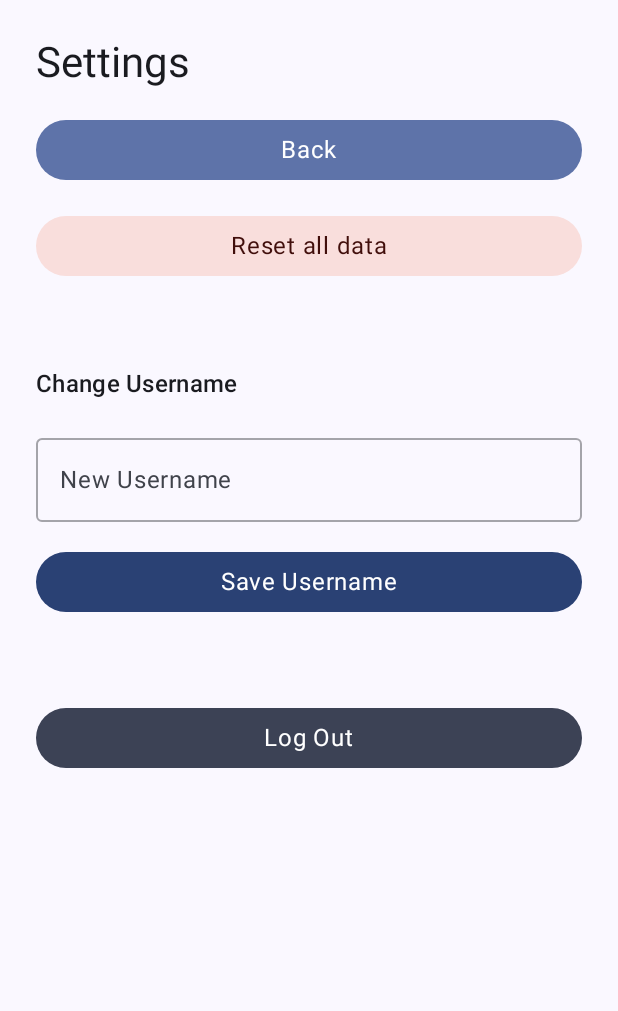
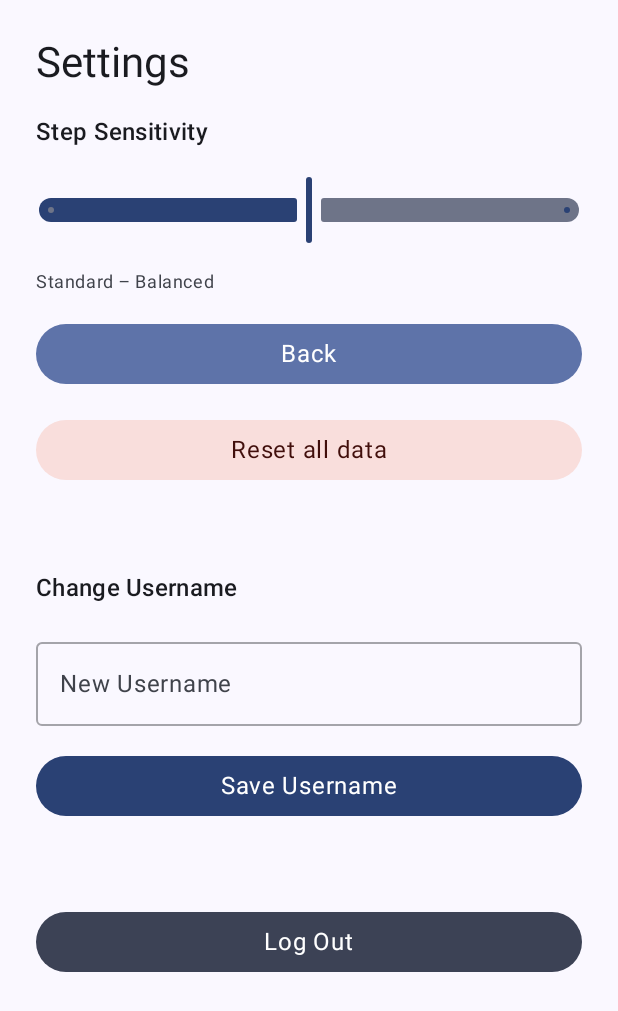
Before and after one commit to alv77/StepPet, an Android app built with Jetpack Compose: the SettingsScreen screen opened through its navigation route, on a phone screen of 412 x 824 dp. Shown: the top 1011 px of the screen. Run offline under Robolectric (Android 15) with nearby library versions, the phone set to English and light mode, and no system bars; our stand-ins replace AdMob, Firebase (no records; nobody signed in at launch, a user with empty details on screens opened directly), Room's generated code; libraries missing offline, so code that uses them is left out: io.grpc; 4 statements that could not run were skipped.

Commit message:
StepTracker Sensitivity setting

```diff
--- a/app/src/main/java/com/example/steppet/logic/StepTrackerManager.kt
+++ b/app/src/main/java/com/example/steppet/logic/StepTrackerManager.kt
@@ -30,9 +30,38 @@ object StepTrackerManager : SensorEventListener {
     private val _stepsToday = MutableStateFlow(0)
     val stepsToday = _stepsToday.asStateFlow()
 
-    private val stepThreshold = 11.5f
-    private val stepIntervalMs = 350L
+    private var stepThreshold = 11.5f
+    private var stepIntervalMs = 350L
     private var lastStepTime = 0L
+
+    enum class SensitivityLevel(val threshold: Float, val intervalMs: Long) {
+        LOW(13.0f, 600L),
+        STANDARD(11.5f, 350L),
+        HIGH(10.0f, 300L);
+
+        companion object {
+            fun fromOrdinalSafe(ordinal: Int): SensitivityLevel {
+                return values().getOrElse(ordinal) { STANDARD }
+            }
+        }
+    }
+
+    private const val PREF_SENSITIVITY = "sensitivity_level"
+
+    private fun saveSensitivity(level: SensitivityLevel) {
+        getPrefs().edit().putInt(PREF_SENSITIVITY, level.ordinal).apply()
+    }
+
+    private fun loadSensitivity(): SensitivityLevel {
+        val ordinal = getPrefs().getInt(PREF_SENSITIVITY, SensitivityLevel.STANDARD.ordinal)
+        return SensitivityLevel.fromOrdinalSafe(ordinal)
+    }
+
+    fun setSensitivity(level: SensitivityLevel) {
+        stepThreshold = level.threshold
+        stepIntervalMs = level.intervalMs
+        saveSensitivity(level)
+    }
 
     private var totalAndroidStepsRaw = 0
     private const val PREFS_NAME = "step_prefs"
@@ -61,7 +90,8 @@ object StepTrackerManager : SensorEventListener {
             }
         }
 
-        // Fetch Android step count and handle baseline logic
+        setSensitivity(loadSensitivity())
+
         loadAndroidStepCount()
     }
 
--- a/app/src/main/java/com/example/steppet/ui/screen/settings/SettingsScreen.kt
+++ b/app/src/main/java/com/example/steppet/ui/screen/settings/SettingsScreen.kt
@@ -8,7 +8,9 @@ import androidx.compose.runtime.*
 import androidx.compose.ui.Modifier
 import androidx.compose.ui.platform.LocalContext
 import androidx.compose.ui.unit.dp
+import com.example.steppet.logic.StepTrackerManager
 import com.example.steppet.viewmodel.LoginViewModel
+import io.grpc.Context
 
 /**
  * SettingsScreen zeigt diverse Einstellungen an:
@@ -39,6 +41,14 @@ fun SettingsScreen(
     var errorMsg by remember { mutableStateOf<String?>(null) }     // Fehlermeldung, falls Username leer oder update fehlgeschlagen
     var successMsg by remember { mutableStateOf<String?>(null) }   // Erfolgsmeldung nach erfolgreichem Change
 
+    var sensitivityLevel by remember {
+        mutableStateOf(
+            StepTrackerManager.SensitivityLevel.fromOrdinalSafe(
+                context.getSharedPreferences("step_prefs", 0)
+                .getInt("sensitivity_level", StepTrackerManager.SensitivityLevel.STANDARD.ordinal)
+        ))
+    }
+
     Column(
         modifier = Modifier
             .fillMaxSize()
@@ -52,6 +62,35 @@ fun SettingsScreen(
             style = MaterialTheme.typography.headlineMedium,
             color = MaterialTheme.colorScheme.onBackground
         )
+
+        Text(
+            text = "Step Sensitivity",
+            style = MaterialTheme.typography.titleMedium,
+            color = MaterialTheme.colorScheme.onBackground
+        )
+
+        Slider(
+            value = sensitivityLevel.ordinal.toFloat(),
+            onValueChange = {
+                val level = StepTrackerManager.SensitivityLevel.fromOrdinalSafe(it.toInt())
+                sensitivityLevel = level
+                StepTrackerManager.setSensitivity(level)
+            },
+            valueRange = 0f..2f,
+            steps = 1,
+            modifier = Modifier.fillMaxWidth()
+        )
+
+        Text(
+            text = when (sensitivityLevel) {
+                StepTrackerManager.SensitivityLevel.LOW -> "Low – More accurate, less sensitive"
+                StepTrackerManager.SensitivityLevel.STANDARD -> "Standard – Balanced"
+                StepTrackerManager.SensitivityLevel.HIGH -> "High – More steps, may overcount"
+            },
+            style = MaterialTheme.typography.bodySmall,
+            color = MaterialTheme.colorScheme.onSurfaceVariant
+        )
+
 
         // 1) Back-Button: Navigiert zurück zur vorherigen Ansicht
         Button(
```
